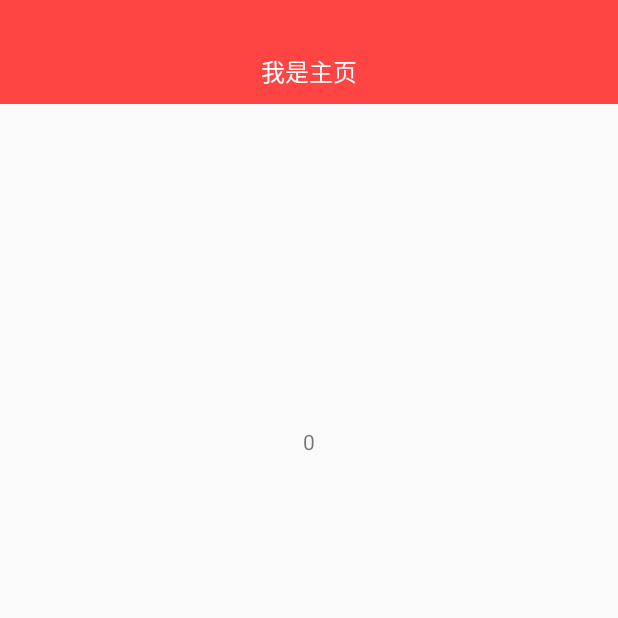
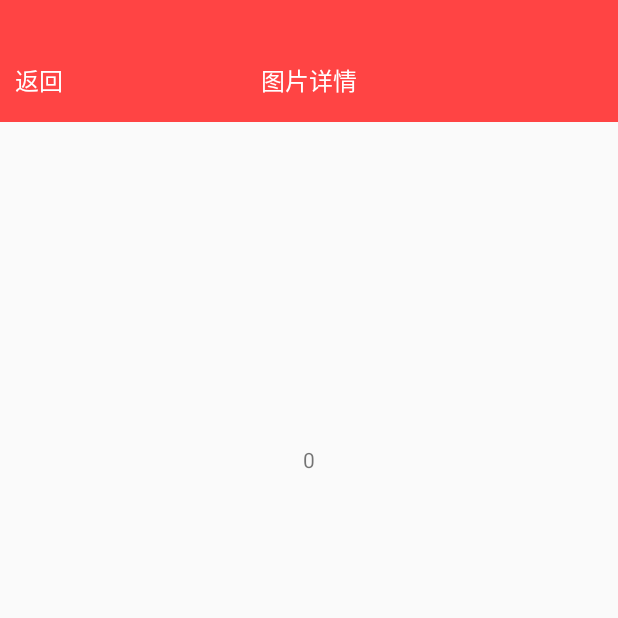
Before and after one commit to pengkv/May, an Android app: the screen it shows after launch (MainActivity), on a phone screen of 412 x 824 dp, the top half of it. Run offline under Robolectric (Android 15) with nearby library versions, the phone set to English and light mode, and no system bars; our stand-ins replace data binding; 6 statements that could not run were skipped.

Commit message:
handle toolbar

```diff
--- a/app/src/main/java/com/pengkv/may/activity/BaseActivity.java
+++ b/app/src/main/java/com/pengkv/may/activity/BaseActivity.java
@@ -5,6 +5,7 @@ import android.os.Bundle;
 import android.support.v7.app.AppCompatActivity;
 import android.support.v7.widget.Toolbar;
 import android.util.Log;
+import android.view.View;
 import android.view.WindowManager;
 import android.widget.TextView;
 
@@ -32,13 +33,43 @@ public class BaseActivity extends AppCompatActivity {
     }
 
     //初始化标题栏
-    public void initToolbar() {
-        Toolbar toolbar = (Toolbar) findViewById(R.id.toolbar);
+    public void initToolbar(Toolbar toolbar, String title) {
+        if (toolbar != null) {
+            setSupportActionBar(toolbar);
+            TextView mLeftTV = (TextView) toolbar.findViewById(R.id.tv_bar_left);
+            TextView mTitleTV = (TextView) toolbar.findViewById(R.id.tv_bar_title);
+
+            mLeftTV.setOnClickListener(new View.OnClickListener() {
+                @Override
+                public void onClick(View v) {
+                    finish();
+                }
+            });
+
+            mTitleTV.setText(title);
+
+        }
+    }
+
+    //初始化标题栏(带右侧菜单键)
+    public void initToolbar(Toolbar toolbar, String title, String menuStr) {
         if (toolbar != null) {
             setSupportActionBar(toolbar);
             TextView mLeftTV = (TextView) toolbar.findViewById(R.id.tv_bar_left);
             TextView mTitleTV = (TextView) toolbar.findViewById(R.id.tv_bar_title);
             TextView mRightTV = (TextView) toolbar.findViewById(R.id.tv_bar_right);
+
+            mLeftTV.setOnClickListener(new View.OnClickListener() {
+                @Override
+                public void onClick(View v) {
+                    finish();
+                }
+            });
+
+            mTitleTV.setText(title);
+
+            mRightTV.setVisibility(View.VISIBLE);
+            mRightTV.setText(menuStr);
         }
     }
 
@@ -46,4 +77,5 @@ public class BaseActivity extends AppCompatActivity {
     public <T> T $(int viewID) {
         return (T) findViewById(viewID);
     }
+
 }
--- a/app/src/main/java/com/pengkv/may/activity/MainActivity.java
+++ b/app/src/main/java/com/pengkv/may/activity/MainActivity.java
@@ -3,7 +3,6 @@ package com.pengkv.may.activity;
 import android.databinding.DataBindingUtil;
 import android.os.Bundle;
 import android.util.Log;
-import android.view.Menu;
 import android.view.View;
 
 import com.pengkv.may.R;
@@ -26,6 +25,8 @@ public class MainActivity extends BaseActivity implements IRequestHander {
 
         binding = DataBindingUtil.setContentView(this, R.layout.activity_main);
         binding.setHandler(new Handlers());
+
+        initToolbar(binding.bar.toolbar, "图片详情");
 
         fetchData(TAG_B);
 
@@ -64,10 +65,4 @@ public class MainActivity extends BaseActivity implements IRequestHander {
         }
     }
 
-
-    @Override
-    public boolean onCreateOptionsMenu(Menu menu) {
-        getMenuInflater().inflate(R.menu.menu_main, menu);
-        return super.onCreateOptionsMenu(menu);
-    }
 }
--- a/app/src/main/res/layout/activity_main.xml
+++ b/app/src/main/res/layout/activity_main.xml
@@ -19,7 +19,9 @@
         android:orientation="vertical"
         tools:context=".activity.MainActivity">
 
-        <include layout="@layout/view_toolbar" />
+        <include
+            android:id="@+id/bar"
+            layout="@layout/view_toolbar" />
 
         <ImageView
             android:id="@+id/iv_img"
--- a/app/src/main/res/layout/view_toolbar.xml
+++ b/app/src/main/res/layout/view_toolbar.xml
@@ -1,6 +1,9 @@
 <?xml version="1.0" encoding="utf-8"?>
-<android.support.v7.widget.Toolbar xmlns:android="http://schemas.android.com/apk/res/android"
-    xmlns:app="http://schemas.android.com/apk/res-auto"
+
+<layout xmlns:android="http://schemas.android.com/apk/res/android"
+    xmlns:app="http://schemas.android.com/apk/res-auto">
+
+    <android.support.v7.widget.Toolbar
         android:id="@+id/toolbar"
         style="@style/CustomToolbar"
         android:layout_width="match_parent"
@@ -25,7 +28,7 @@
                 android:text="返回"
                 android:textColor="@color/white"
                 android:textSize="16sp"
-            android:visibility="invisible" />
+                android:visibility="visible" />
 
             <TextView
                 android:id="@+id/tv_bar_title"
@@ -51,3 +54,4 @@
 
         </LinearLayout>
     </android.support.v7.widget.Toolbar>
+</layout>
```
Also changed, not shown: app/src/main/res/menu/menu_main.xml (+7 -1 lines). Lines whose indentation alone changed are shown as unchanged.
